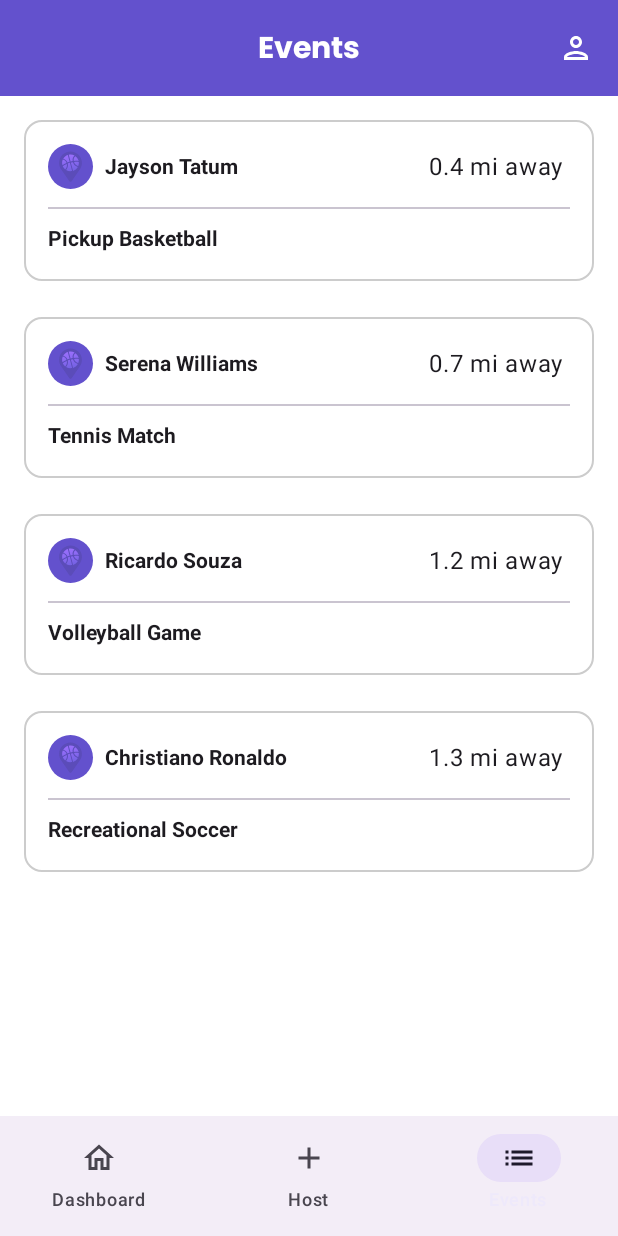
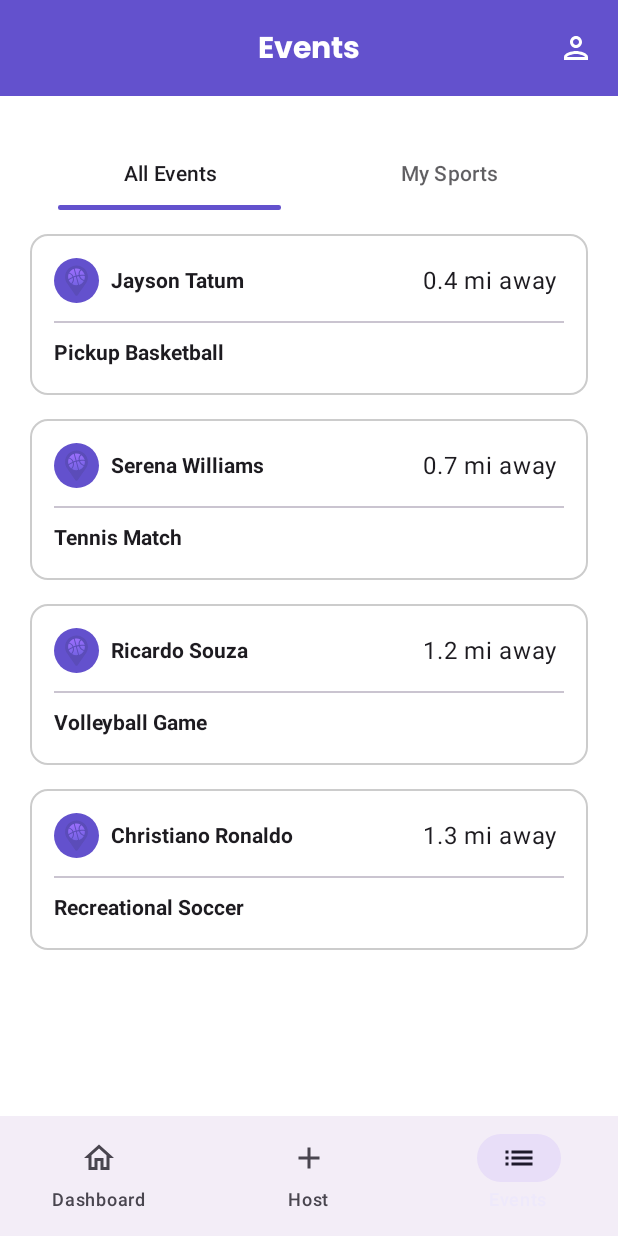
Before and after one commit to mustafataibah/InstaSport, an Android app built with Jetpack Compose: the EventsScreen screen opened through its navigation route, on a phone screen of 412 x 824 dp. Run offline under Robolectric (Android 15) with nearby library versions, the phone set to English and light mode, and no system bars; our stand-ins replace Firebase (no records; nobody signed in at launch, a user with empty details on screens opened directly), accompanist; 1 statement that could not run was skipped.

Commit message:
Events screen tabs and changed the onboarding graphic

```diff
--- a/app/src/main/java/com/amt/instasport/ui/onboarding/OnboardingScreen.kt
+++ b/app/src/main/java/com/amt/instasport/ui/onboarding/OnboardingScreen.kt
@@ -1,25 +1,25 @@
 package com.amt.instasport.ui.onboarding
 
+import androidx.compose.foundation.Image
 import androidx.compose.foundation.layout.Arrangement
 import androidx.compose.foundation.layout.Column
+import androidx.compose.foundation.layout.Spacer
 import androidx.compose.foundation.layout.fillMaxSize
+import androidx.compose.foundation.layout.fillMaxWidth
+import androidx.compose.foundation.layout.height
 import androidx.compose.foundation.layout.padding
-import androidx.compose.foundation.layout.size
 import androidx.compose.foundation.layout.wrapContentSize
 import androidx.compose.material3.Text
 import androidx.compose.runtime.Composable
-import androidx.compose.runtime.getValue
 import androidx.compose.ui.Alignment
 import androidx.compose.ui.Modifier
+import androidx.compose.ui.layout.ContentScale
+import androidx.compose.ui.res.painterResource
 import androidx.compose.ui.text.font.FontWeight
 import androidx.compose.ui.text.style.TextAlign
 import androidx.compose.ui.unit.dp
 import androidx.compose.ui.unit.sp
 import androidx.navigation.NavHostController
-import com.airbnb.lottie.compose.LottieAnimation
-import com.airbnb.lottie.compose.LottieCompositionSpec
-import com.airbnb.lottie.compose.LottieConstants
-import com.airbnb.lottie.compose.rememberLottieComposition
 import com.amt.instasport.R
 import com.amt.instasport.ui.component.ButtonsSection
 import com.amt.instasport.ui.component.PageIndicator
@@ -33,12 +33,11 @@ import com.google.accompanist.pager.rememberPagerState
 @Composable
 fun OnboardingScreen(navController: NavHostController) {
     val animations = listOf(
-        R.raw.animation, R.raw.animation, R.raw.animation
+        R.drawable.onboarding1, R.drawable.onboarding2, R.drawable.onboarding3
     )
     val titles = listOf(
         "Welcome to the Game", "Join the Action", "Host Your Game"
     )
-
     val descriptions = listOf(
         "Join our sports community and find your perfect game.",
         "Easily find and participate in local sports events.",
@@ -62,12 +61,13 @@ fun OnboardingScreen(navController: NavHostController) {
                 horizontalAlignment = Alignment.CenterHorizontally,
                 verticalArrangement = Arrangement.Center
             ) {
-                val composition by rememberLottieComposition(LottieCompositionSpec.RawRes(animations[currentPage]))
-                LottieAnimation(
-                    composition = composition,
-                    iterations = LottieConstants.IterateForever,
-                    modifier = Modifier.size(400.dp)
+                Image(
+                    painter = painterResource(id = animations[currentPage]),
+                    contentDescription = "User Avatar",
+                    modifier = Modifier.fillMaxWidth(),
+                    contentScale = ContentScale.Crop
                 )
+                Spacer(Modifier.height(40.dp))
                 Text(
                     text = titles[currentPage],
                     lineHeight = 40.sp,
--- a/app/src/main/java/com/amt/instasport/ui/view/EventsScreen.kt
+++ b/app/src/main/java/com/amt/instasport/ui/view/EventsScreen.kt
@@ -12,17 +12,25 @@ import androidx.compose.foundation.layout.Row
 import androidx.compose.foundation.layout.Spacer
 import androidx.compose.foundation.layout.fillMaxSize
 import androidx.compose.foundation.layout.fillMaxWidth
+import androidx.compose.foundation.layout.height
+import androidx.compose.foundation.layout.offset
 import androidx.compose.foundation.layout.padding
 import androidx.compose.foundation.layout.size
+import androidx.compose.foundation.layout.width
+import androidx.compose.foundation.layout.wrapContentSize
 import androidx.compose.foundation.lazy.LazyColumn
 import androidx.compose.foundation.lazy.items
 import androidx.compose.foundation.shape.CircleShape
+import androidx.compose.foundation.shape.RoundedCornerShape
 import androidx.compose.material3.Button
 import androidx.compose.material3.Card
 import androidx.compose.material3.CardDefaults
 import androidx.compose.material3.Divider
 import androidx.compose.material3.MaterialTheme
 import androidx.compose.material3.OutlinedButton
+import androidx.compose.material3.Tab
+import androidx.compose.material3.TabPosition
+import androidx.compose.material3.TabRow
 import androidx.compose.material3.Text
 import androidx.compose.runtime.Composable
 import androidx.compose.runtime.getValue
@@ -41,43 +49,66 @@ import androidx.compose.ui.tooling.preview.Preview
 import androidx.compose.ui.unit.dp
 import com.amt.instasport.R
 
-data class EventData (
+
+data class EventData(
     val title: String,
     val description: String,
     val author: String,
     val distance: Double,
 )
 
+enum class EventTab {
+    AllEvents, MySports
+}
+
 @Composable
 fun EventsScreen() {
-    // Test data
     val eventsList = listOf(
         EventData("Pickup Basketball", "Come play basketball with me!", "Jayson Tatum", 0.4),
         EventData("Tennis Match", "Let's play a few friendly sets!", "Serena Williams", 0.7),
         EventData(
-            "Volleyball Game",
-            "Come play volleyball with my friends and I!",
-            "Ricardo Souza",
-            1.2
+            "Volleyball Game", "Come play volleyball with my friends and I!", "Ricardo Souza", 1.2
         ),
         EventData(
-            "Recreational Soccer",
-            "Join us in a quick soccer game",
-            "Christiano Ronaldo",
-            1.3
+            "Recreational Soccer", "Join us in a quick soccer game", "Christiano Ronaldo", 1.3
         ),
     )
+
+    var selectedTab by remember { mutableStateOf(EventTab.AllEvents) }
 
     Column(
         modifier = Modifier
             .fillMaxSize()
-            .padding(8.dp),
+            .padding(20.dp),
         horizontalAlignment = Alignment.CenterHorizontally,
         verticalArrangement = Arrangement.Center
     ) {
+        TabRow(
+            selectedTabIndex = selectedTab.ordinal,
+            indicator = { tabPositions ->
+                CustomTabIndicator(tabPositions[selectedTab.ordinal])
+            },
+            divider = { },
+            containerColor = Color.Transparent,
+            modifier = Modifier.padding(vertical = 8.dp)
+        ) {
+            Tab(
+                selected = selectedTab == EventTab.AllEvents,
+                onClick = { selectedTab = EventTab.AllEvents },
+                text = { Text("All Events") },
+                selectedContentColor = MaterialTheme.colorScheme.onSurface,
+                unselectedContentColor = MaterialTheme.colorScheme.onSurface.copy(alpha = 0.7f)
+            )
+            Tab(
+                selected = selectedTab == EventTab.MySports,
+                onClick = { selectedTab = EventTab.MySports },
+                text = { Text("My Sports") },
+                selectedContentColor = MaterialTheme.colorScheme.onSurface,
+                unselectedContentColor = MaterialTheme.colorScheme.onSurface.copy(alpha = 0.7f)
+            )
+        }
         LazyColumn(
-            modifier = Modifier.fillMaxSize(),
-            verticalArrangement = Arrangement.spacedBy(8.dp)
+            modifier = Modifier.fillMaxSize()
         ) {
             items(eventsList) { event ->
                 EventItem(event)
@@ -87,29 +118,43 @@ fun EventsScreen() {
 }
 
 @Composable
+fun CustomTabIndicator(tabPosition: TabPosition) {
+    val indicatorWidth = tabPosition.width * 0.8f
+    val indicatorOffset = tabPosition.left + (tabPosition.width - indicatorWidth) / 2
+
+    Box(
+        modifier = Modifier
+            .fillMaxWidth()
+            .wrapContentSize(Alignment.BottomStart)
+            .offset(x = indicatorOffset)
+            .width(indicatorWidth)
+            .height(3.dp)
+            .background(
+                color = MaterialTheme.colorScheme.primary, shape = RoundedCornerShape(1.5.dp)
+            )
+    )
+}
+
+@Composable
 fun EventItem(event: EventData) {
     val (title, description, author, distance) = event
     var isExpanded by remember { mutableStateOf(false) }
 
-    Card(
-        colors = CardDefaults.cardColors(
-            containerColor =
-                if (isExpanded) MaterialTheme.colorScheme.secondaryContainer else Color.White
-        ),
+    Card(colors = CardDefaults.cardColors(
+        containerColor = if (isExpanded) MaterialTheme.colorScheme.secondaryContainer else Color.White
+    ),
         border = if (isExpanded) null else BorderStroke(1.dp, Color.LightGray),
         modifier = Modifier
-            .padding(8.dp)
             .fillMaxWidth()
-            .clickable { isExpanded = !isExpanded }
-    ) {
+            .padding(vertical = 8.dp)
+            .clickable { isExpanded = !isExpanded }) {
         Column(
             modifier = Modifier
                 .padding(16.dp)
                 .animateContentSize(),
         ) {
-            Row (
-                modifier = Modifier.fillMaxWidth(),
-                verticalAlignment = Alignment.CenterVertically
+            Row(
+                modifier = Modifier.fillMaxWidth(), verticalAlignment = Alignment.CenterVertically
             ) {
                 Box(
                     modifier = Modifier
@@ -130,8 +175,7 @@ fun EventItem(event: EventData) {
                 )
                 Spacer(modifier = Modifier.weight(1f))
                 Text(
-                    text = "$distance mi away",
-                    modifier = Modifier.padding(horizontal = 4.dp)
+                    text = "$distance mi away", modifier = Modifier.padding(horizontal = 4.dp)
                 )
             }
 
@@ -149,8 +193,7 @@ fun EventItem(event: EventData) {
 
             if (isExpanded) {
                 Text(
-                    text = description,
-                    modifier = Modifier.fillMaxWidth()
+                    text = description, modifier = Modifier.fillMaxWidth()
                 )
                 Spacer(modifier = Modifier.padding(6.dp))
 
@@ -160,8 +203,7 @@ fun EventItem(event: EventData) {
                     verticalAlignment = Alignment.CenterVertically,
                 ) {
                     OutlinedButton(
-                        onClick = { /*TODO*/ },
-                        modifier = Modifier.padding(
+                        onClick = { /*TODO*/ }, modifier = Modifier.padding(
                         )
                     ) {
                         Text(
@@ -170,8 +212,7 @@ fun EventItem(event: EventData) {
                     }
                     Spacer(modifier = Modifier.padding(4.dp))
                     Button(
-                        onClick = { /*TODO*/ },
-                        modifier = Modifier.padding(
+                        onClick = { /*TODO*/ }, modifier = Modifier.padding(
                         )
                     ) {
                         Text(
```
Also changed, not shown: app/src/main/res/drawable/onboarding1.png (added), app/src/main/res/drawable/onboarding2.png (added), app/src/main/res/drawable/onboarding3.png (added), 2 other files.
